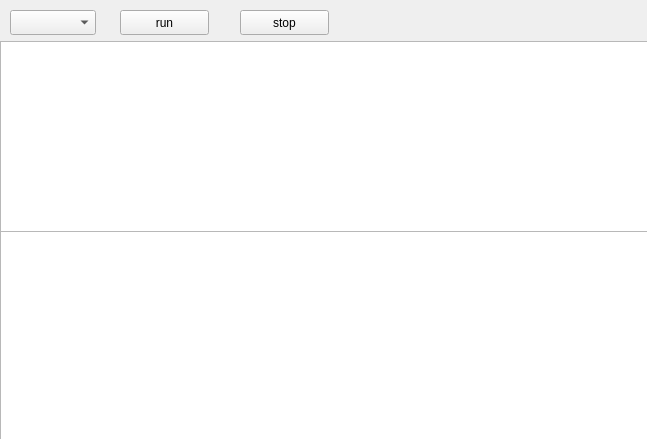
Qt form src/1/mainwindow.ui (qiaolunzhang/sniffer) before a commit.
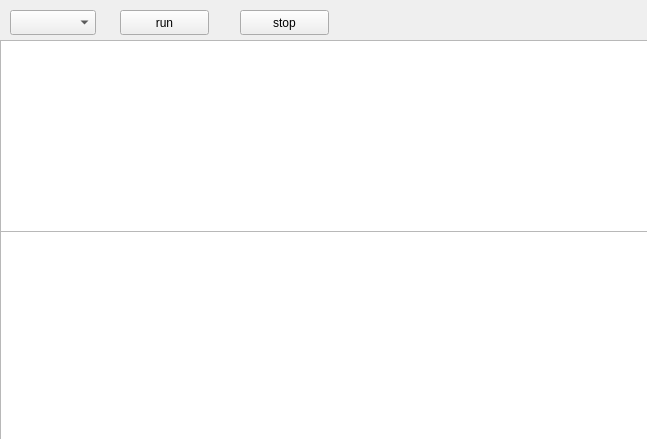
The same form after that commit.

Diff of the .ui file:
```diff
--- a/src/1/mainwindow.ui
+++ b/src/1/mainwindow.ui
@@ -24,16 +24,6 @@
      </rect>
     </property>
    </widget>
-   <widget class="QTreeView" name="treeView">
-    <property name="geometry">
-     <rect>
-      <x>0</x>
-      <y>41</y>
-      <width>651</width>
-      <height>191</height>
-     </rect>
-    </property>
-   </widget>
    <widget class="QTreeView" name="treeView_2">
     <property name="geometry">
      <rect>
@@ -70,6 +60,16 @@
      <string>stop</string>
     </property>
    </widget>
+   <widget class="QTableView" name="packetTableView">
+    <property name="geometry">
+     <rect>
+      <x>0</x>
+      <y>40</y>
+      <width>651</width>
+      <height>192</height>
+     </rect>
+    </property>
+   </widget>
   </widget>
  </widget>
  <layoutdefault spacing="6" margin="11"/>
```
